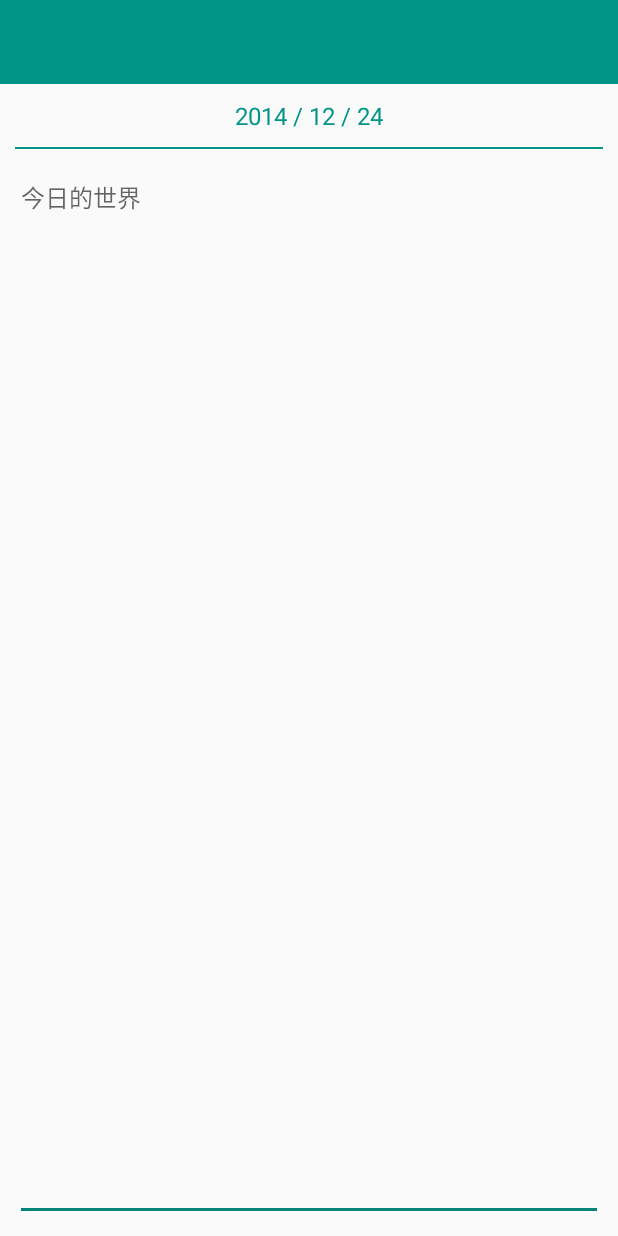
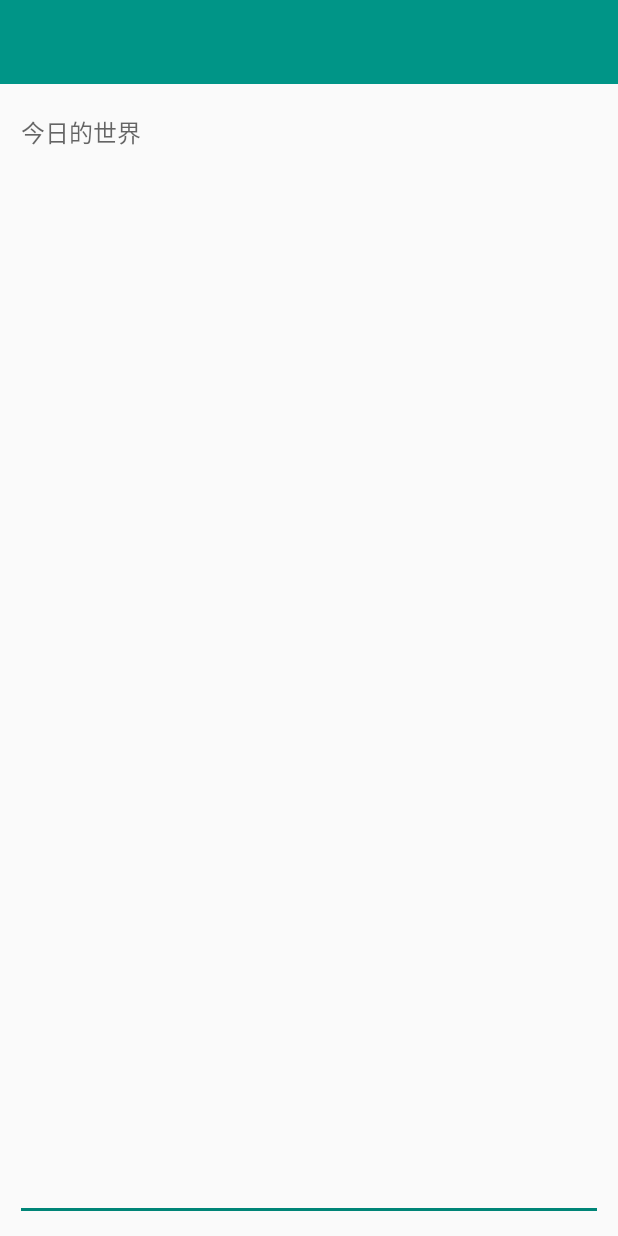
Before and after one commit to 988uhuj/Calendar, an Android app: the layout activity_new_note.xml on its own in the app's theme, with its tools: preview values and no code run, on a phone screen of 412 x 824 dp. Run offline under Robolectric (Android 15) with nearby library versions, the phone set to English and light mode, and no system bars.

Commit message:
change title

```diff
--- a/app/src/main/java/github/chenupt/calendar/activities/NewNoteActivity.java
+++ b/app/src/main/java/github/chenupt/calendar/activities/NewNoteActivity.java
@@ -63,7 +63,7 @@ public class NewNoteActivity extends BaseActivity {
             }
         });
         toolbar.setTitleTextColor(getResources().getColor(android.R.color.white));
-        getSupportActionBar().setTitle("New Note");
+        getSupportActionBar().setTitle(dateTime.toString("yyyy / MM / dd"));
     }
 
     @Override
--- a/app/src/main/res/layout/activity_new_note.xml
+++ b/app/src/main/res/layout/activity_new_note.xml
@@ -9,6 +9,7 @@
         android:background="@color/common"
         android:minHeight="?attr/actionBarSize" />
     <TextView
+        android:visibility="gone"
         android:id="@+id/info_text"
         android:textSize="16sp"
         android:gravity="center"
@@ -18,6 +19,7 @@
         android:layout_width="match_parent"
         android:layout_height="wrap_content" />
     <View
+        android:visibility="gone"
         android:layout_width="match_parent"
         android:layout_height="1dp"
         android:layout_marginLeft="10dp"
```
